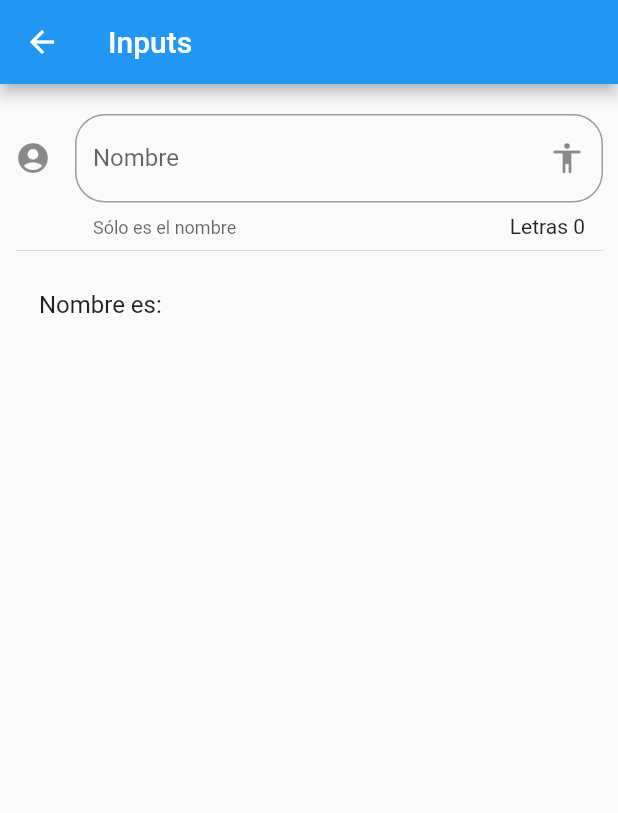
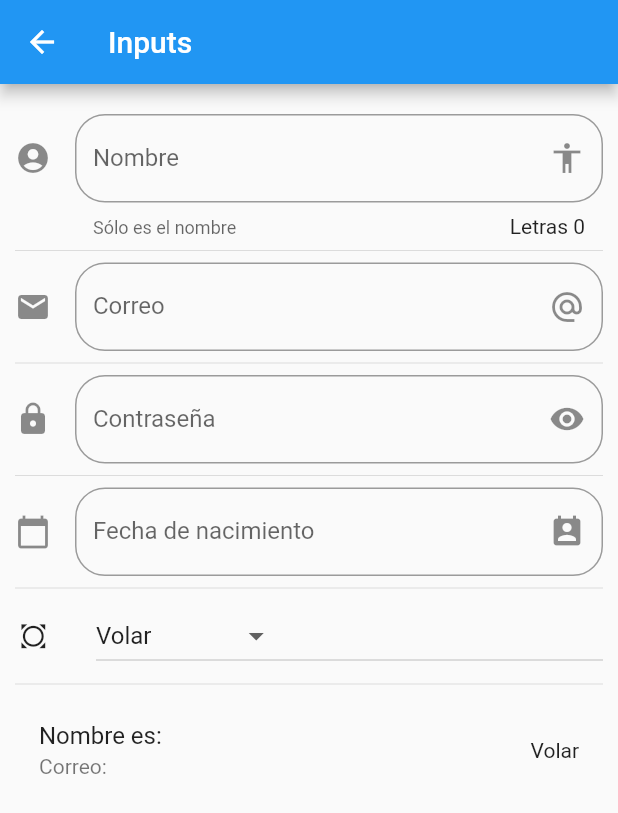
Before and after one commit to ceppeu/flutter-components, a Flutter app: the InputPage screen opened by its route, on a phone screen of 412 x 824 dp. Shown: the top 813 px of the screen. Run offline on Flutter 3.47's test engine with Material 2 defaults, Android fonts, the phone set to English and light mode, and no system bars; network calls fail.

Commit message:
Finished the widget bible

```diff
--- a/lib/src/pages/avatar_page.dart
+++ b/lib/src/pages/avatar_page.dart
@@ -1,6 +1,8 @@
 import 'package:flutter/material.dart';
 
 class AvatarPage extends StatelessWidget {
+  static final pageName = 'avatar';
+
   @override
   Widget build(BuildContext context) {
     return Scaffold(
--- a/lib/src/pages/input_page.dart
+++ b/lib/src/pages/input_page.dart
@@ -7,6 +7,15 @@ class InputPage extends StatefulWidget {
 
 class _InputPageState extends State<InputPage> {
   String _name = '';
+  String _email = '';
+  String _password = '';
+  String _date = '';
+  String _selectedOption = 'Volar';
+  bool _mustObscure = true;
+
+  List<String> _powers = ['Volar', 'Rayos X', 'Super Aliento', 'Super Fuerza'];
+
+  TextEditingController _inputFieldDateController = new TextEditingController();
 
   @override
   Widget build(BuildContext context) {
@@ -14,7 +23,19 @@ class _InputPageState extends State<InputPage> {
       appBar: AppBar(title: Text('Inputs')),
       body: ListView(
         padding: EdgeInsets.symmetric(horizontal: 10.0, vertical: 20.0),
-        children: <Widget>[_createInput(), Divider(), _createUser()],
+        children: <Widget>[
+          _createInput(),
+          Divider(),
+          _createEmailInput(),
+          Divider(),
+          _createPasswordInput(),
+          Divider(),
+          _createDateInput(context),
+          Divider(),
+          _createDropdown(),
+          Divider(),
+          _createUser()
+        ],
       ),
     );
   }
@@ -42,6 +63,117 @@ class _InputPageState extends State<InputPage> {
   Widget _createUser() {
     return ListTile(
       title: Text('Nombre es: $_name'),
+      subtitle: Text('Correo: $_email'),
+      trailing: Text(_selectedOption),
     );
   }
+
+  Widget _createEmailInput() {
+    return TextField(
+        keyboardType: TextInputType.emailAddress,
+        autofocus: false,
+        decoration: InputDecoration(
+            border:
+                OutlineInputBorder(borderRadius: BorderRadius.circular(20.0)),
+            hintText: 'Correo',
+            labelText: 'Correo',
+            suffixIcon: Icon(Icons.alternate_email),
+            icon: Icon(Icons.email)),
+        onChanged: (value) => setState(() {
+              _email = value;
+            }));
+  }
+
+  Widget _createPasswordInput() {
+    return TextField(
+        obscureText: _mustObscure,
+        autofocus: false,
+        decoration: InputDecoration(
+            border:
+                OutlineInputBorder(borderRadius: BorderRadius.circular(20.0)),
+            hintText: 'Contraseña',
+            labelText: 'Contraseña',
+            suffixIcon: IconButton(
+                icon: _changeVisibilityIcon(),
+                onPressed: () => setState(() {
+                      _mustObscure = !_mustObscure;
+                    })),
+            icon: Icon(Icons.lock)),
+        onChanged: (value) => setState(() {
+              _email = value;
+            }));
+  }
+
+  Widget _createDateInput(BuildContext context) {
+    return TextField(
+      enableInteractiveSelection: false,
+      controller: _inputFieldDateController,
+      autofocus: false,
+      decoration: InputDecoration(
+          border: OutlineInputBorder(borderRadius: BorderRadius.circular(20.0)),
+          hintText: 'Fecha de nacimiento',
+          labelText: 'Fecha de nacimiento',
+          suffixIcon: Icon(Icons.perm_contact_calendar),
+          icon: Icon(Icons.calendar_today)),
+      onTap: () {
+        // Con esta instrucción elimino el focus del input
+        FocusScope.of(context).requestFocus(new FocusNode());
+        _selectDate(context);
+      },
+    );
+  }
+
+  List<DropdownMenuItem<String>> getDropdownOptions() {
+    List<DropdownMenuItem<String>> list = new List();
+    _powers.forEach((item) {
+      list.add(DropdownMenuItem(
+        child: Text(item),
+        value: item,
+      ));
+    });
+    return list;
+  }
+
+  Widget _createDropdown() {
+    return Row(
+      children: <Widget>[
+        Icon(Icons.all_out),
+        SizedBox(width: 30.0),
+        Expanded(
+          child: DropdownButton(
+            value: _selectedOption,
+            items: getDropdownOptions(),
+            onChanged: (opt) {
+              setState(() {
+                _selectedOption = opt;
+              });
+            },
+          ),
+        )
+      ],
+    );
+  }
+
+  Widget _changeVisibilityIcon() {
+    if (_mustObscure) {
+      return Icon(Icons.visibility);
+    }
+    return Icon(Icons.visibility_off);
+  }
+
+  void _selectDate(BuildContext context) async {
+    DateTime picked = await showDatePicker(
+        context: context,
+        initialDate: new DateTime.now(),
+        firstDate: new DateTime(2018),
+        lastDate: new DateTime(2025),
+        locale: Locale('es', 'ES'));
+
+    if (picked != null) {
+      setState(() {
+        _date = picked.toString();
+        _inputFieldDateController.text = _date;
+      });
+    }
+  }
 }
--- a/lib/src/utils/icon_string_util.dart
+++ b/lib/src/utils/icon_string_util.dart
@@ -5,7 +5,9 @@ final _icons = <String, IconData>{
   'accessibility': Icons.accessibility,
   'folder_open': Icons.folder_open,
   'view_quilt': Icons.view_quilt,
-  'input': Icons.input
+  'input': Icons.input,
+  'arrow_drop_down_circle': Icons.arrow_drop_down_circle,
+  'list': Icons.list
 };
 
 Icon getIcon(String iconName) {
--- a/pubspec.yaml
+++ b/pubspec.yaml
@@ -22,6 +22,8 @@ environment:
 
 dependencies:
   flutter:
+    sdk: flutter
+  flutter_localizations:
     sdk: flutter
 
 
```
Also changed, not shown: data/menu_opts.json (+10 -0 lines), lib/main.dart (+7 -0 lines), lib/src/pages/listview_page.dart (added, +117 -0 lines), lib/src/pages/slider_page.dart (added, +90 -0 lines), lib/src/routes/routes.dart (+6 -2 lines), pubspec.lock.
